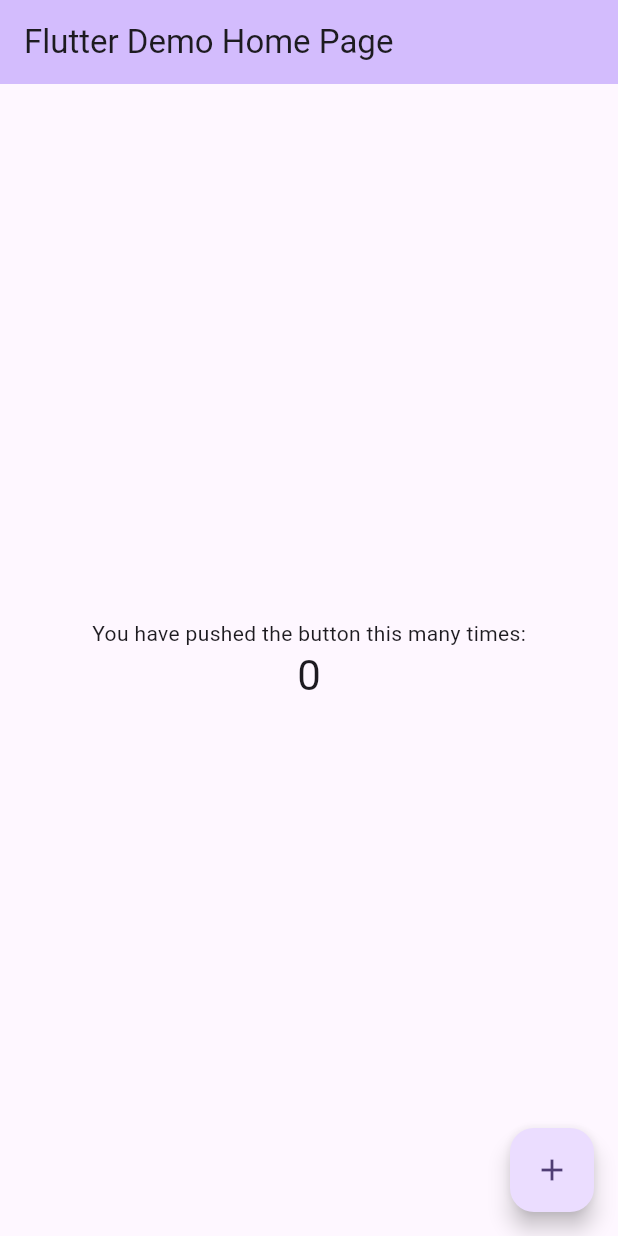
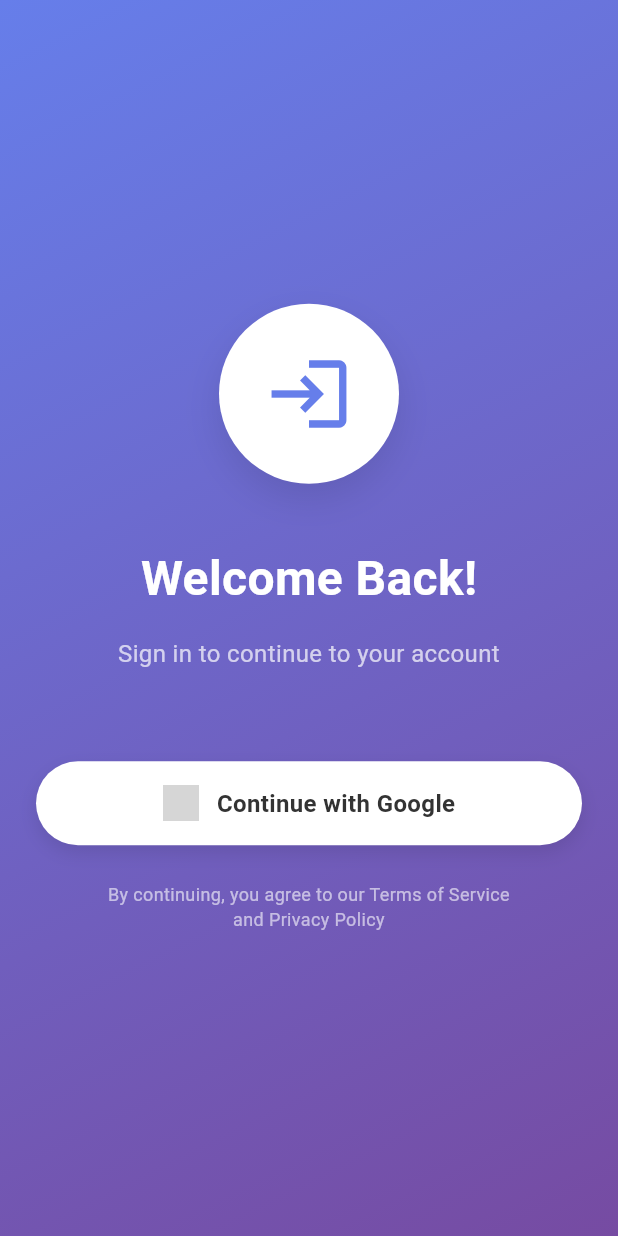
Before and after one commit to udara94/google_login_firebase, a Flutter app: the screen it shows after launch, on a phone screen of 412 x 824 dp. Run offline on Flutter 3.47's test engine with Material 3 defaults, Android fonts, the phone set to English and light mode, and no system bars; our stand-ins replace firebase_auth, firebase_core, google_sign_in; accounts and stored records are empty; generated files the repository leaves out were written again; network calls fail; grey boxes are pictures that could not be loaded.

Commit message:
google sign in

```diff
--- a/lib/main.dart
+++ b/lib/main.dart
@@ -1,122 +1,59 @@
 import 'package:flutter/material.dart';
+import 'package:firebase_core/firebase_core.dart';
+import 'package:firebase_auth/firebase_auth.dart';
+import 'firebase_options.dart';
+import 'pages/login_page.dart';
+import 'pages/home_page.dart';
 
-void main() {
+void main() async {
+  WidgetsFlutterBinding.ensureInitialized();
+  await Firebase.initializeApp(options: DefaultFirebaseOptions.currentPlatform);
   runApp(const MyApp());
 }
 
 class MyApp extends StatelessWidget {
   const MyApp({super.key});
 
-  // This widget is the root of your application.
   @override
   Widget build(BuildContext context) {
     return MaterialApp(
-      title: 'Flutter Demo',
+      title: 'Google Login Firebase',
       theme: ThemeData(
-        // This is the theme of your application.
-        //
-        // TRY THIS: Try running your application with "flutter run". You'll see
-        // the application has a purple toolbar. Then, without quitting the app,
-        // try changing the seedColor in the colorScheme below to Colors.green
-        // and then invoke "hot reload" (save your changes or press the "hot
-        // reload" button in a Flutter-supported IDE, or press "r" if you used
-        // the command line to start the app).
-        //
-        // Notice that the counter didn't reset back to zero; the application
-        // state is not lost during the reload. To reset the state, use hot
-        // restart instead.
-        //
-        // This works for code too, not just values: Most code changes can be
-        // tested with just a hot reload.
-        colorScheme: ColorScheme.fromSeed(seedColor: Colors.deepPurple),
+        colorScheme: ColorScheme.fromSeed(seedColor: const Color(0xFF667eea)),
+        useMaterial3: true,
       ),
-      home: const MyHomePage(title: 'Flutter Demo Home Page'),
+      home: const AuthWrapper(),
+      routes: {
+        '/login': (context) => const LoginPage(),
+        '/home': (context) => const HomePage(),
+      },
     );
   }
 }
 
-class MyHomePage extends StatefulWidget {
-  const MyHomePage({super.key, required this.title});
-
-  // This widget is the home page of your application. It is stateful, meaning
-  // that it has a State object (defined below) that contains fields that affect
-  // how it looks.
-
-  // This class is the configuration for the state. It holds the values (in this
-  // case the title) provided by the parent (in this case the App widget) and
-  // used by the build method of the State. Fields in a Widget subclass are
-  // always marked "final".
-
-  final String title;
-
-  @override
-  State<MyHomePage> createState() => _MyHomePageState();
-}
-
-class _MyHomePageState extends State<MyHomePage> {
-  int _counter = 0;
-
-  void _incrementCounter() {
-    setState(() {
-      // This call to setState tells the Flutter framework that something has
-      // changed in this State, which causes it to rerun the build method below
-      // so that the display can reflect the updated values. If we changed
-      // _counter without calling setState(), then the build method would not be
-      // called again, and so nothing would appear to happen.
-      _counter++;
-    });
-  }
+class AuthWrapper extends StatelessWidget {
+  const AuthWrapper({super.key});
 
   @override
   Widget build(BuildContext context) {
-    // This method is rerun every time setState is called, for instance as done
-    // by the _incrementCounter method above.
-    //
-    // The Flutter framework has been optimized to make rerunning build methods
-    // fast, so that you can just rebuild anything that needs updating rather
-    // than having to individually change instances of widgets.
-    return Scaffold(
-      appBar: AppBar(
-        // TRY THIS: Try changing the color here to a specific color (to
-        // Colors.amber, perhaps?) and trigger a hot reload to see the AppBar
-        // change color while the other colors stay the same.
-        backgroundColor: Theme.of(context).colorScheme.inversePrimary,
-        // Here we take the value from the MyHomePage object that was created by
-        // the App.build method, and use it to set our appbar title.
-        title: Text(widget.title),
-      ),
-      body: Center(
-        // Center is a layout widget. It takes a single child and positions it
-        // in the middle of the parent.
-        child: Column(
-          // Column is also a layout widget. It takes a list of children and
-          // arranges them vertically. By default, it sizes itself to fit its
-          // children horizontally, and tries to be as tall as its parent.
-          //
-          // Column has various properties to control how it sizes itself and
-          // how it positions its children. Here we use mainAxisAlignment to
-          // center the children vertically; the main axis here is the vertical
-          // axis because Columns are vertical (the cross axis would be
-          // horizontal).
-          //
-          // TRY THIS: Invoke "debug painting" (choose the "Toggle Debug Paint"
-          // action in the IDE, or press "p" in the console), to see the
-          // wireframe for each widget.
-          mainAxisAlignment: MainAxisAlignment.center,
-          children: <Widget>[
-            const Text('You have pushed the button this many times:'),
-            Text(
-              '$_counter',
-              style: Theme.of(context).textTheme.headlineMedium,
-            ),
-          ],
-        ),
-      ),
-      floatingActionButton: FloatingActionButton(
-        onPressed: _incrementCounter,
-        tooltip: 'Increment',
-        child: const Icon(Icons.add),
-      ), // This trailing comma makes auto-formatting nicer for build methods.
+    return StreamBuilder<User?>(
+      stream: FirebaseAuth.instance.authStateChanges(),
+      builder: (context, snapshot) {
+        // Show loading indicator while checking auth state
+        if (snapshot.connectionState == ConnectionState.waiting) {
+          return const Scaffold(
+            body: Center(child: CircularProgressIndicator()),
+          );
+        }
+
+        // If user is signed in, show home page
+        if (snapshot.hasData) {
+          return const HomePage();
+        }
+
+        // If user is not signed in, show login page
+        return const LoginPage();
+      },
     );
   }
 }
--- /dev/null
+++ b/lib/pages/login_page.dart
@@ -0,0 +1,195 @@
+import 'package:flutter/material.dart';
+import 'package:firebase_auth/firebase_auth.dart';
+import '../services/auth_service.dart';
+
+class LoginPage extends StatefulWidget {
+  const LoginPage({super.key});
+
+  @override
+  State<LoginPage> createState() => _LoginPageState();
+}
+
+class _LoginPageState extends State<LoginPage> {
+  bool _isLoading = false;
+
+  Future<void> _signInWithGoogle() async {
+    setState(() {
+      _isLoading = true;
+    });
+
+    try {
+      final User? user = await AuthService.signInWithGoogle();
+      if (user != null) {
+        // Navigate to home page or show success message
+        if (mounted) {
+          ScaffoldMessenger.of(context).showSnackBar(
+            SnackBar(
+              content: Text('Welcome, ${user.displayName ?? 'User'}!'),
+              backgroundColor: Colors.green,
+            ),
+          );
+        }
+      } else {
+        if (mounted) {
+          ScaffoldMessenger.of(context).showSnackBar(
+            const SnackBar(
+              content: Text('Sign in cancelled'),
+              backgroundColor: Colors.orange,
+            ),
+          );
+        }
+      }
+    } catch (e) {
+      if (mounted) {
+        ScaffoldMessenger.of(context).showSnackBar(
+          SnackBar(content: Text('Error: $e'), backgroundColor: Colors.red),
+        );
+      }
+    } finally {
+      if (mounted) {
+        setState(() {
+          _isLoading = false;
+        });
+      }
+    }
+  }
+
+  @override
+  Widget build(BuildContext context) {
+    return Scaffold(
+      body: Container(
+        decoration: const BoxDecoration(
+          gradient: LinearGradient(
+            begin: Alignment.topLeft,
+            end: Alignment.bottomRight,
+            colors: [Color(0xFF667eea), Color(0xFF764ba2)],
+          ),
+        ),
+        child: SafeArea(
+          child: Center(
+            child: SingleChildScrollView(
+              padding: const EdgeInsets.all(24.0),
+              child: Column(
+                mainAxisAlignment: MainAxisAlignment.center,
+                children: [
+                  // App Logo/Icon
+                  Container(
+                    width: 120,
+                    height: 120,
+                    decoration: BoxDecoration(
+                      color: Colors.white,
+                      borderRadius: BorderRadius.circular(60),
+                      boxShadow: [
+                        BoxShadow(
+                          color: Colors.black.withOpacity(0.1),
+                          blurRadius: 20,
+                          offset: const Offset(0, 10),
+                        ),
+                      ],
+                    ),
+                    child: const Icon(
+                      Icons.login,
+                      size: 60,
+                      color: Color(0xFF667eea),
+                    ),
+                  ),
+                  const SizedBox(height: 40),
+
+                  // Welcome Text
+                  const Text(
+                    'Welcome Back!',
+                    style: TextStyle(
+                      fontSize: 32,
+                      fontWeight: FontWeight.bold,
+                      color: Colors.white,
+                    ),
+                  ),
+                  const SizedBox(height: 16),
+
+                  const Text(
+                    'Sign in to continue to your account',
+                    style: TextStyle(fontSize: 16, color: Colors.white70),
+                    textAlign: TextAlign.center,
+                  ),
+                  const SizedBox(height: 60),
+
+                  // Google Sign In Button
+                  Container(
+                    width: double.infinity,
+                    height: 56,
+                    decoration: BoxDecoration(
+                      color: Colors.white,
+                      borderRadius: BorderRadius.circular(28),
+                      boxShadow: [
+                        BoxShadow(
+                          color: Colors.black.withOpacity(0.1),
+                          blurRadius: 10,
+                          offset: const Offset(0, 5),
+                        ),
+                      ],
+                    ),
+                    child: Material(
+                      color: Colors.transparent,
+                      child: InkWell(
+                        borderRadius: BorderRadius.circular(28),
+                        onTap: _isLoading ? null : _signInWithGoogle,
+                        child: _isLoading
+                            ? const Center(
+                                child: SizedBox(
+                                  width: 24,
+                                  height: 24,
+                                  child: CircularProgressIndicator(
+                                    strokeWidth: 2,
+                                    valueColor: AlwaysStoppedAnimation<Color>(
+                                      Color(0xFF667eea),
+                                    ),
+                                  ),
+                                ),
+                              )
+                            : Row(
+                                mainAxisAlignment: MainAxisAlignment.center,
+                                children: [
+                                  // Google Icon
+                                  Container(
+                                    width: 24,
+                                    height: 24,
+                                    decoration: const BoxDecoration(
+                                      image: DecorationImage(
+                                        image: NetworkImage(
+                                          'https://developers.google.com/identity/images/g-logo.png',
+                                        ),
+                                        fit: BoxFit.contain,
+                                      ),
+                                    ),
+                                  ),
+                                  const SizedBox(width: 12),
+                                  const Text(
+                                    'Continue with Google',
+                                    style: TextStyle(
+                                      fontSize: 16,
+                                      fontWeight: FontWeight.w600,
+                                      color: Color(0xFF333333),
+                                    ),
+                                  ),
+                                ],
+                              ),
+                      ),
+                    ),
+                  ),
+                  const SizedBox(height: 24),
+
+                  // Terms and Privacy
+                  const Text(
+                    'By continuing, you agree to our Terms of Service\nand Privacy Policy',
+                    style: TextStyle(fontSize: 12, color: Colors.white60),
+                    textAlign: TextAlign.center,
+                  ),
+                ],
+              ),
+            ),
+          ),
+        ),
+      ),
+    );
+  }
+}
--- /dev/null
+++ b/lib/services/auth_service.dart
@@ -0,0 +1,52 @@
+import 'package:firebase_auth/firebase_auth.dart';
+import 'package:google_sign_in/google_sign_in.dart';
+
+class AuthService {
+  static final FirebaseAuth _auth = FirebaseAuth.instance;
+  static final GoogleSignIn _googleSignIn = GoogleSignIn();
+
+  // Get current user
+  static User? get currentUser => _auth.currentUser;
+
+  // Stream of auth state changes
+  static Stream<User?> get authStateChanges => _auth.authStateChanges();
+
+  // Sign in with Google
+  static Future<User?> signInWithGoogle() async {
+    try {
+      // First, sign out any existing user to avoid reauth issues
+      await _googleSignIn.signOut();
+
+      // Trigger the authentication flow
+      final GoogleSignInAccount? googleUser = await _googleSignIn.signIn();
+
+      // If user cancels the sign-in
+      if (googleUser == null) {
+        return null;
+      }
+
+      // Obtain the auth details from the request
+      final GoogleSignInAuthentication googleAuth =
+          await googleUser.authentication;
+
+      // Create a new credential
+      final credential = GoogleAuthProvider.credential(
+        idToken: googleAuth.idToken,
+      );
+
+      // Sign in to Firebase with the credential
+      final UserCredential userCredential = await FirebaseAuth.instance
+          .signInWithCredential(credential);
+
+      return userCredential.user;
+    } catch (e) {
+      print('Error signing in with Google: $e');
+      return null;
+    }
+  }
+
+  // Sign out
+  static Future<void> signOut() async {
+    await Future.wait([_auth.signOut(), _googleSignIn.signOut()]);
+  }
+}
```
Also changed, not shown: lib/pages/home_page.dart (added, +153 -0 lines), pubspec.yaml (+6 -2 lines), pubspec.lock, 14 other files.
